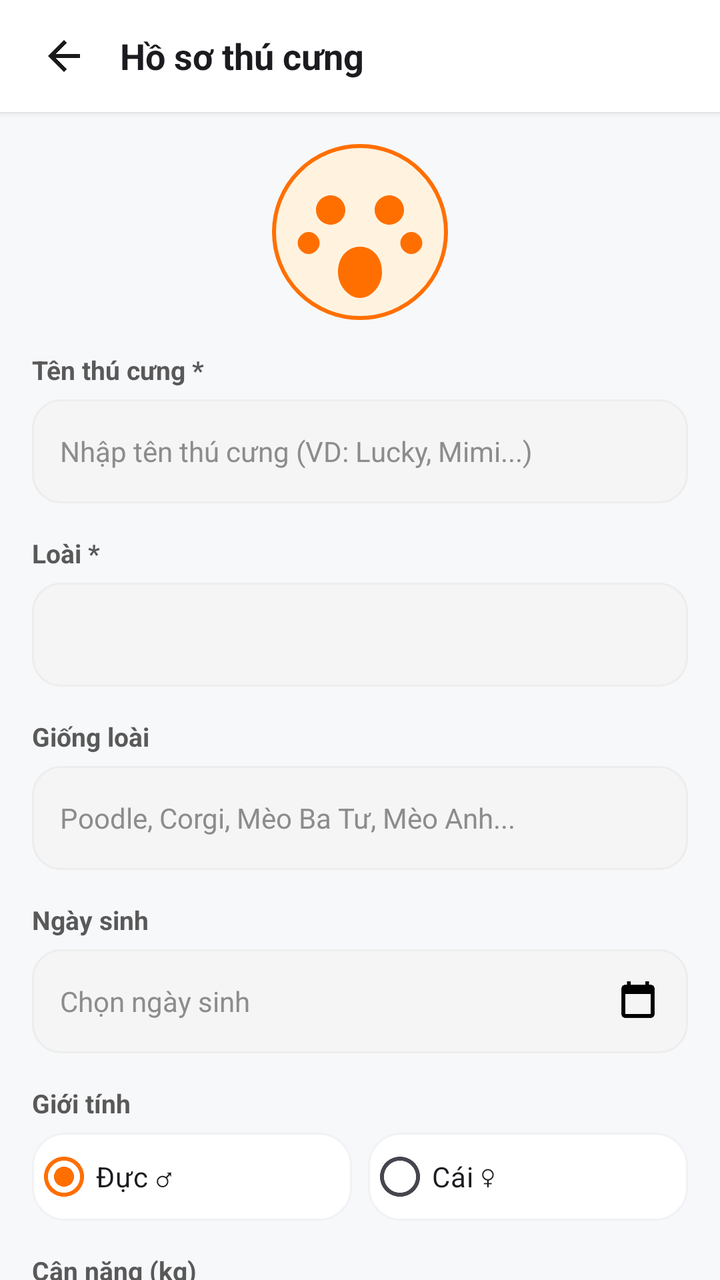
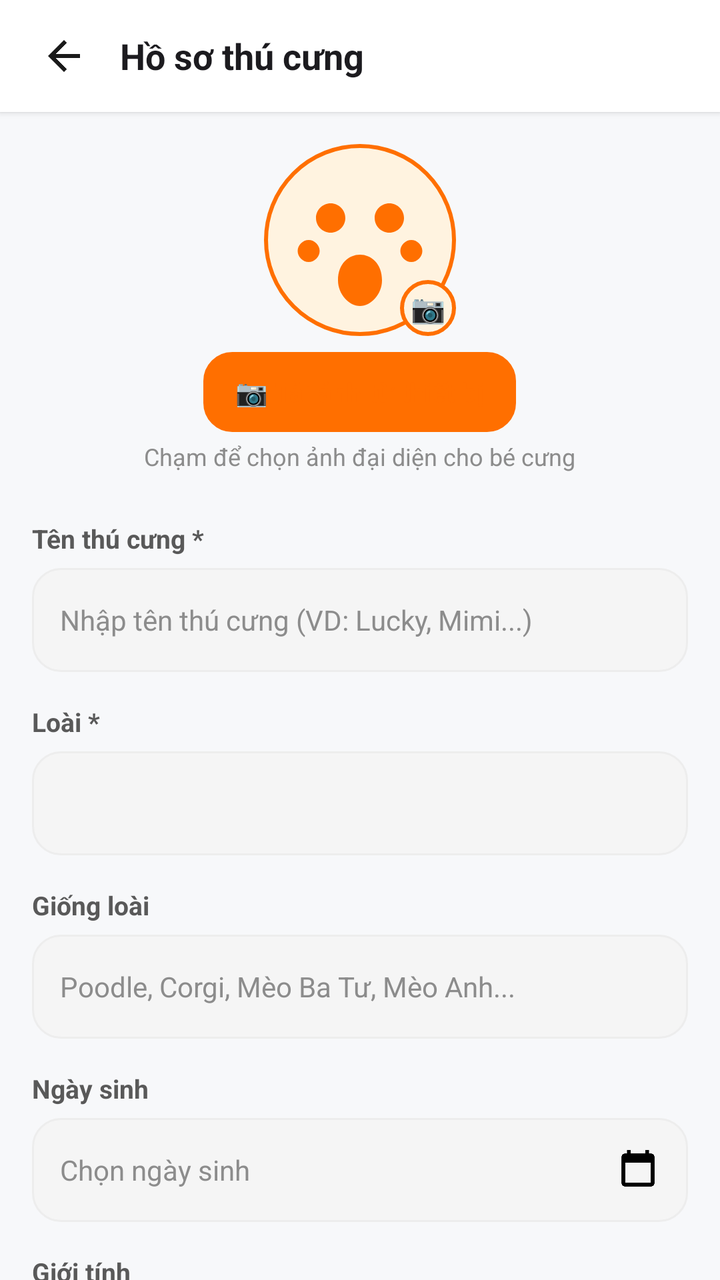

Compare the two renders of this Android layout. The source of the first and the diff that turns it into the second are given below.
<!-- AndroidManifest.xml: application theme Theme.PetShop -->
<!-- res/layout/activity_ho_so_thu_cung.xml -->
﻿<?xml version="1.0" encoding="utf-8"?>
<RelativeLayout xmlns:android="http://schemas.android.com/apk/res/android"
    android:layout_width="match_parent"
    android:layout_height="match_parent"
    android:background="@color/background">

    
    <LinearLayout
        android:id="@+id/topBarHoSoThuCung"
        android:layout_width="match_parent"
        android:layout_height="56dp"
        android:background="@color/white"
        android:elevation="2dp"
        android:gravity="center_vertical"
        android:orientation="horizontal"
        android:paddingHorizontal="16dp">

        <ImageView
            android:id="@+id/btnBackHoSoThuCung"
            android:layout_width="32dp"
            android:layout_height="32dp"
            android:padding="4dp"
            android:src="@drawable/ic_back" />

        <TextView
            android:layout_width="0dp"
            android:layout_height="wrap_content"
            android:layout_marginStart="12dp"
            android:layout_weight="1"
            android:text="Hồ sơ thú cưng"
            android:textColor="@color/text_primary"
            android:textSize="18sp"
            android:textStyle="bold" />
    </LinearLayout>

    <androidx.core.widget.NestedScrollView
        android:layout_width="match_parent"
        android:layout_height="match_parent"
        android:layout_below="@id/topBarHoSoThuCung">

        <LinearLayout
            android:layout_width="match_parent"
            android:layout_height="wrap_content"
            android:orientation="vertical"
            android:padding="16dp">

            
            <FrameLayout
                android:id="@+id/layoutThuCungAvatarPicker"
                android:layout_width="88dp"
                android:layout_height="88dp"
                android:layout_gravity="center_horizontal"
                android:background="@drawable/bg_circle_avatar"
                android:clickable="true"
                android:focusable="true">

                <ImageView
                    android:id="@+id/imgThuCungAvatar"
                    android:layout_width="match_parent"
                    android:layout_height="match_parent"
                    android:scaleType="centerCrop"
                    android:src="@drawable/ic_paw" />
            </FrameLayout>

            
            <TextView
                style="@style/FormLabel"
                android:text="Tên thú cưng *" />

            <EditText
                android:id="@+id/etTenThuCung"
                style="@style/FormInput"
                android:hint="Nhập tên thú cưng (VD: Lucky, Mimi...)" />

            
            <TextView
                style="@style/FormLabel"
                android:text="Loài *" />

            <Spinner
                android:id="@+id/spnLoaiThuCung"
                android:layout_width="match_parent"
                android:layout_height="52dp"
                android:layout_marginTop="6dp"
                android:background="@drawable/bg_rounded_edittext"
                android:paddingHorizontal="14dp" />

            
            <TextView
                style="@style/FormLabel"
                android:text="Giống loài" />

            <EditText
                android:id="@+id/etGiongLoai"
                style="@style/FormInput"
                android:hint="Poodle, Corgi, Mèo Ba Tư, Mèo Anh..." />

            
            <TextView
                style="@style/FormLabel"
                android:text="Ngày sinh" />

            <LinearLayout
                android:id="@+id/layoutChonNgaySinh"
                android:layout_width="match_parent"
                android:layout_height="52dp"
                android:layout_marginTop="6dp"
                android:background="@drawable/bg_rounded_edittext"
                android:gravity="center_vertical"
                android:orientation="horizontal"
                android:paddingHorizontal="14dp">

                <TextView
                    android:id="@+id/tvNgaySinh"
                    android:layout_width="0dp"
                    android:layout_height="wrap_content"
                    android:layout_weight="1"
                    android:text="Chọn ngày sinh"
                    android:textColor="@color/text_muted"
                    android:textSize="14sp" />

                <ImageView
                    android:layout_width="22dp"
                    android:layout_height="22dp"
                    android:src="@drawable/ic_calendar" />
            </LinearLayout>

            
            <TextView
                style="@style/FormLabel"
                android:text="Giới tính" />

            <RadioGroup
                android:id="@+id/rgGioiTinh"
                android:layout_width="match_parent"
                android:layout_height="wrap_content"
                android:layout_marginTop="6dp"
                android:orientation="horizontal">

                <RadioButton
                    android:id="@+id/rbDuc"
                    android:layout_width="0dp"
                    android:layout_height="44dp"
                    android:layout_marginEnd="8dp"
                    android:layout_weight="1"
                    android:background="@drawable/bg_card_white"
                    android:checked="true"
                    android:text="Đực ♂"
                    android:textColor="@color/text_primary" />

                <RadioButton
                    android:id="@+id/rbCai"
                    android:layout_width="0dp"
                    android:layout_height="44dp"
                    android:layout_weight="1"
                    android:background="@drawable/bg_card_white"
                    android:text="Cái ♀"
                    android:textColor="@color/text_primary" />
            </RadioGroup>

            
            <TextView
                style="@style/FormLabel"
                android:text="Cân nặng (kg)" />

            <EditText
                android:id="@+id/etCanNang"
                style="@style/FormInput"
                android:hint="Nhập cân nặng (VD: 4.5)"
                android:inputType="numberDecimal" />

            
            <TextView
                style="@style/FormLabel"
                android:text="Ghi chú sở thích / dị ứng" />

            <EditText
                android:id="@+id/etGhiChuThuCung"
                style="@style/FormInput"
                android:hint="Thích hạt vị gà, dị ứng sữa bò..." />

            
            <Button
                android:id="@+id/btnLuuThuCung"
                android:layout_width="match_parent"
                android:layout_height="52dp"
                android:layout_marginTop="24dp"
                android:background="@drawable/bg_button_primary"
                android:text="Lưu thông tin"
                android:textColor="@color/white"
                android:textSize="16sp"
                android:textStyle="bold" />

            
            <TextView
                android:layout_width="wrap_content"
                android:layout_height="wrap_content"
                android:layout_marginTop="28dp"
                android:text="Danh sách thú cưng của bạn"
                android:textColor="@color/text_primary"
                android:textSize="16sp"
                android:textStyle="bold" />

            <androidx.recyclerview.widget.RecyclerView
                android:id="@+id/rvThuCungCuaToi"
                android:layout_width="match_parent"
                android:layout_height="wrap_content"
                android:layout_marginTop="10dp"
                android:nestedScrollingEnabled="false" />

        </LinearLayout>
    </androidx.core.widget.NestedScrollView>

</RelativeLayout>
<!-- resources referenced by this layout -->
<resources>
  <color name="background">#F7F8FA</color>
  <color name="text_muted">#8C8C8C</color>
  <color name="text_primary">#1C1B1F</color>
  <color name="white">#FFFFFFFF</color>
  <!-- drawable bg_button_primary (drawable) -->
  ﻿<shape xmlns:android="http://schemas.android.com/apk/res/android" android:shape="rectangle">
      <solid android:color="@color/primary"/>
      <corners android:radius="14dp"/>
  </shape>
  <!-- drawable bg_card_white (drawable) -->
  ﻿<shape xmlns:android="http://schemas.android.com/apk/res/android" android:shape="rectangle">
      <solid android:color="@color/white"/>
      <stroke android:width="1dp" android:color="@color/border_light"/>
      <corners android:radius="16dp"/>
  </shape>
  <!-- drawable bg_circle_avatar (drawable) -->
  ﻿<shape xmlns:android="http://schemas.android.com/apk/res/android" android:shape="oval">
      <solid android:color="@color/primary_subtle"/>
      <stroke android:width="2dp" android:color="@color/primary"/>
  </shape>
  <!-- drawable bg_rounded_edittext (drawable) -->
  <shape xmlns:android="http://schemas.android.com/apk/res/android"
      android:shape="rectangle">
      <solid android:color="#F5F5F5"/>
      <corners android:radius="14dp"/>
      <stroke
          android:width="1dp"
          android:color="#EDEDED"/>
  </shape>
  <!-- drawable ic_back (drawable) -->
  <vector xmlns:android="http://schemas.android.com/apk/res/android"
      android:width="24dp"
      android:height="24dp"
      android:viewportWidth="24"
      android:viewportHeight="24"
      android:tint="#1A1A1A">
      <path
          android:fillColor="@android:color/white"
          android:pathData="M20,11H7.83l5.59,-5.59L12,4l-8,8 8,8 1.41,-1.41L7.83,13H20v-2z"/>
  </vector>
  <!-- drawable ic_calendar (drawable) -->
  ﻿<vector xmlns:android="http://schemas.android.com/apk/res/android"
      android:width="24dp"
      android:height="24dp"
      android:viewportWidth="24"
      android:viewportHeight="24">
      <path
          android:fillColor="#FF000000"
          android:pathData="M19,3h-1V1h-2v2H8V1H6v2H5c-1.11,0 -1.99,0.9 -1.99,2L3,19c0,1.1 0.89,2 2,2h14c1.1,0 2,-0.9 2,-2V5c0,-1.1 -0.9,-2 -2,-2zm0,16H5V8h14v11z"/>
  </vector>
  <style name="FormLabel">
          <item name="android:layout_width">wrap_content</item>
          <item name="android:layout_height">wrap_content</item>
          <item name="android:layout_marginTop">16dp</item>
          <item name="android:textColor">@color/text_secondary</item>
          <item name="android:textSize">13sp</item>
          <item name="android:textStyle">bold</item>
      </style>
  <style name="Theme.PetShop" parent="Theme.Material3.DayNight.NoActionBar">
          <item name="colorPrimary">@color/primary</item>
          <item name="colorPrimaryVariant">@color/primary_dark</item>
          <item name="colorOnPrimary">@color/white</item>
          <item name="colorSecondary">@color/accent</item>
          <item name="android:statusBarColor">@color/surface</item>
          <item name="android:windowLightStatusBar">true</item>
          <item name="android:windowBackground">@color/background</item>
      </style>
  <color name="primary">#FF6F00</color>
  <color name="border_light">#F0F2F5</color>
  <color name="primary_subtle">#FFF3E0</color>
  <color name="text_secondary">#595959</color>
  <color name="primary_dark">#E65100</color>
  <color name="accent">#00897B</color>
  <color name="surface">#FFFFFF</color>
  <!-- unchanged entries left out for length: 2 -->
</resources>

<!-- the commit's change to res/layout/activity_ho_so_thu_cung.xml (unified diff, before → after) -->
@@ -2,6 +2,7 @@
 <RelativeLayout xmlns:android="http://schemas.android.com/apk/res/android"
     android:layout_width="match_parent"
     android:layout_height="match_parent"
+    android:fitsSystemWindows="true"
     android:background="@color/background">
 
     
@@ -45,22 +46,62 @@
             android:padding="16dp">
 
             
-            <FrameLayout
-                android:id="@+id/layoutThuCungAvatarPicker"
-                android:layout_width="88dp"
-                android:layout_height="88dp"
-                android:layout_gravity="center_horizontal"
-                android:background="@drawable/bg_circle_avatar"
-                android:clickable="true"
-                android:focusable="true">
-
-                <ImageView
-                    android:id="@+id/imgThuCungAvatar"
-                    android:layout_width="match_parent"
-                    android:layout_height="match_parent"
-                    android:scaleType="centerCrop"
-                    android:src="@drawable/ic_paw" />
-            </FrameLayout>
+            <LinearLayout
+                android:layout_width="match_parent"
+                android:layout_height="wrap_content"
+                android:gravity="center_horizontal"
+                android:orientation="vertical"
+                android:layout_marginBottom="8dp">
+
+                <RelativeLayout
+                    android:id="@+id/layoutThuCungAvatarPicker"
+                    android:layout_width="96dp"
+                    android:layout_height="96dp"
+                    android:clickable="true"
+                    android:focusable="true">
+
+                    <ImageView
+                        android:id="@+id/imgThuCungAvatar"
+                        android:layout_width="96dp"
+                        android:layout_height="96dp"
+                        android:background="@drawable/bg_circle_avatar"
+                        android:scaleType="centerCrop"
+                        android:padding="4dp"
+                        android:src="@drawable/ic_paw" />
+
+                    
+                    <TextView
+                        android:layout_width="28dp"
+                        android:layout_height="28dp"
+                        android:layout_alignParentEnd="true"
+                        android:layout_alignParentBottom="true"
+                        android:background="@drawable/bg_circle_avatar"
+                        android:gravity="center"
+                        android:text="📷"
+                        android:textSize="14sp" />
+                </RelativeLayout>
+
+                <Button
+                    android:id="@+id/btnUploadAnhThuCung"
+                    android:layout_width="wrap_content"
+                    android:layout_height="40dp"
+                    android:layout_marginTop="8dp"
+                    android:background="@drawable/bg_button_secondary"
+                    android:paddingHorizontal="16dp"
+                    android:text="📷 Tải ảnh từ thiết bị"
+                    android:textColor="@color/primary"
+                    android:textSize="13sp"
+                    android:textStyle="bold" />
+
+                <TextView
+                    android:id="@+id/tvTrangThaiAnhThuCung"
+                    android:layout_width="wrap_content"
+                    android:layout_height="wrap_content"
+                    android:layout_marginTop="4dp"
+                    android:text="Chạm để chọn ảnh đại diện cho bé cưng"
+                    android:textColor="@color/text_muted"
+                    android:textSize="12sp" />
+            </LinearLayout>
 
             
             <TextView
<!-- resource entries referenced after the edit -->
@@ -7,6 +7,12 @@
   <!-- drawable bg_button_primary (drawable) -->
   ﻿<shape xmlns:android="http://schemas.android.com/apk/res/android" android:shape="rectangle">
       <solid android:color="@color/primary"/>
+      <corners android:radius="14dp"/>
+  </shape>
+  <!-- drawable bg_button_secondary (drawable) -->
+  ﻿<shape xmlns:android="http://schemas.android.com/apk/res/android" android:shape="rectangle">
+      <solid android:color="#F0F2F5"/>
+      <stroke android:width="1dp" android:color="@color/border"/>
       <corners android:radius="14dp"/>
   </shape>
   <!-- drawable bg_card_white (drawable) -->
@@ -66,7 +72,9 @@
           <item name="android:statusBarColor">@color/surface</item>
           <item name="android:windowLightStatusBar">true</item>
           <item name="android:windowBackground">@color/background</item>
+          <item name="android:fitsSystemWindows">true</item>
       </style>
+  <color name="border">#E4E7EB</color>
   <color name="primary">#FF6F00</color>
   <color name="border_light">#F0F2F5</color>
   <color name="primary_subtle">#FFF3E0</color>
